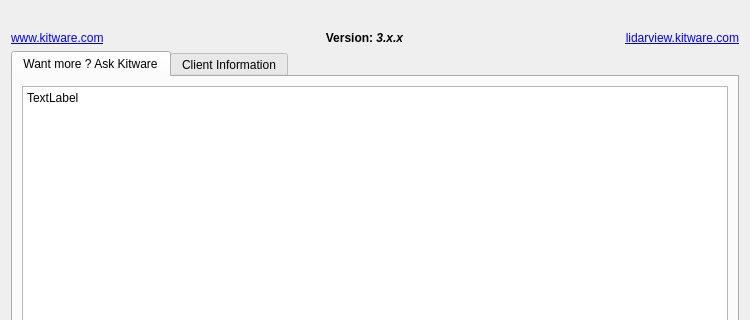
The window that Application/Qt/Components/Resources/UI/lqAboutDialog.ui (xiaobin86/senfoto-view) describes before a commit, drawn with Qt 5; both pictures show x 0 to 750 and y 0 to 320 of the 750 by 700 pixel window.
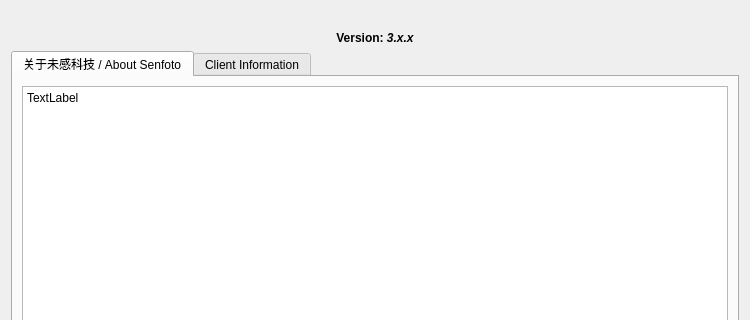
The same window after the commit. Icons and pictures are not drawn. Custom widgets are drawn as their Qt base class.

Commit message:
feat(ui): trim Help menu to About and update About dialog text
- Help menu exposes only the About entry (lqHelpMenuBuilder.ui + buildHelpMenu + menuHelp fallback)

Diff of the .ui file:
```diff
--- a/Application/Qt/Components/Resources/UI/lqAboutDialog.ui
+++ b/Application/Qt/Components/Resources/UI/lqAboutDialog.ui
@@ -40,7 +40,7 @@
      </property>
      <widget class="QWidget" name="tabMoreInfo">
       <attribute name="title">
-       <string>Want more ? Ask Kitware</string>
+       <string>关于未感科技 / About Senfoto</string>
       </attribute>
       <layout class="QVBoxLayout" name="verticalLayout_2">
        <item>
@@ -123,10 +123,7 @@
      <item>
       <widget class="QLabel" name="LidarViewLinkLabel">
        <property name="text">
-        <string>&lt;html&gt;&lt;head/&gt;&lt;body&gt;&lt;p&gt;&lt;a href=&quot;http://www.kitware.com/&quot;&gt;&lt;span style=&quot; text-decoration: underline; color:palette(link);&quot;&gt;www.kitware.com&lt;/span&gt;&lt;/a&gt;&lt;/p&gt;&lt;/body&gt;&lt;/html&gt;</string>
-       </property>
-       <property name="openExternalLinks">
-        <bool>true</bool>
+         <string/>
        </property>
       </widget>
      </item>
@@ -146,7 +143,7 @@
      <item>
       <widget class="QLabel" name="KitwareLinkLabel">
        <property name="text">
-        <string>&lt;html&gt;&lt;head/&gt;&lt;body&gt;&lt;p&gt;&lt;a href=&quot;https://lidarview.kitware.com/&quot;&gt;&lt;span style=&quot; text-decoration: underline; color:palette(link);&quot;&gt;lidarview.kitware.com&lt;/span&gt;&lt;/a&gt;&lt;/p&gt;&lt;/body&gt;&lt;/html&gt;</string>
+        <string/>
        </property>
        <property name="textFormat">
         <enum>Qt::RichText</enum>
```
Lines whose indentation alone changed are shown as unchanged. The commit also changes 4 other files.
